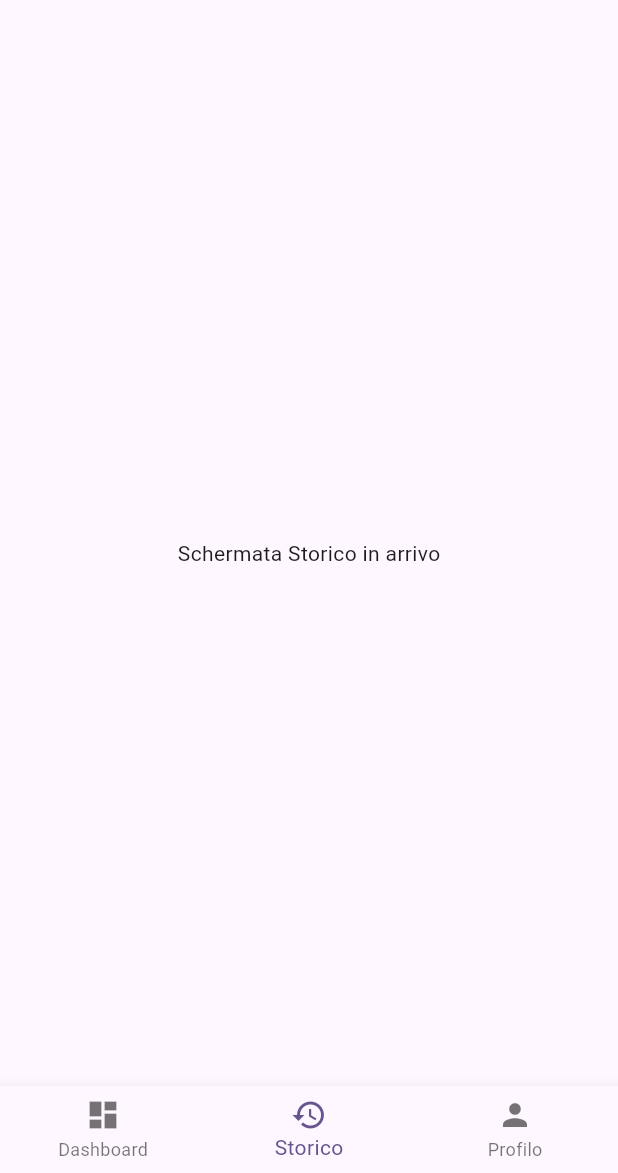
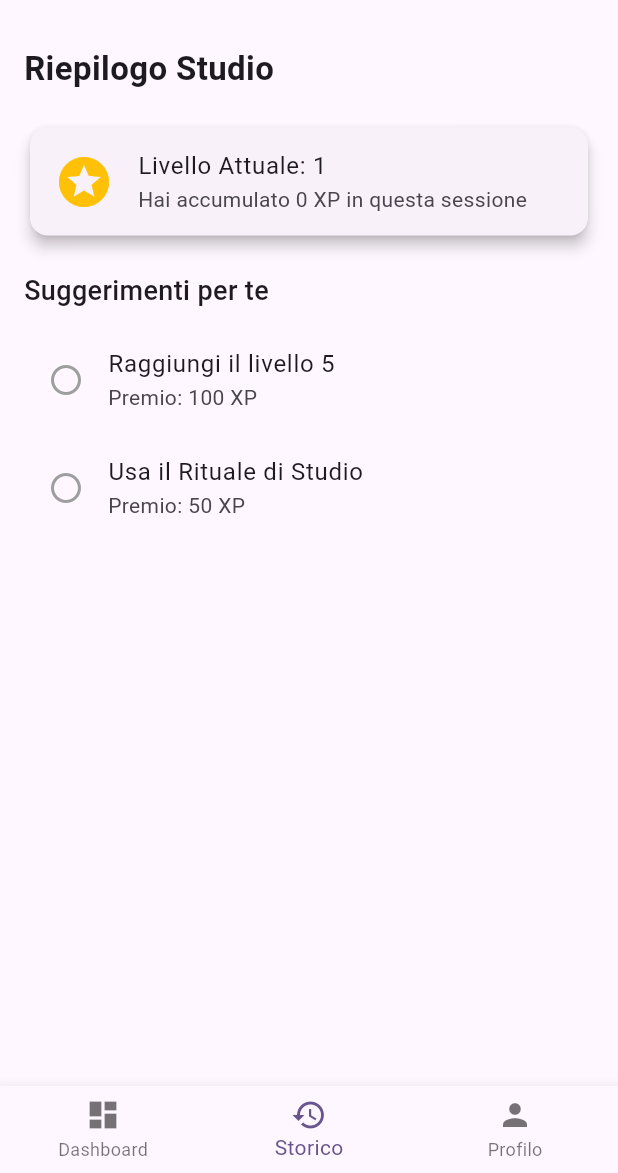
Before and after one commit to saveriobutright/focus_quest, a Flutter app: the screen it shows after launch, item 2 of the bottom bar chosen, on a phone screen of 412 x 824 dp, the part 63-1236 px from its top. Run offline on Flutter 3.47's test engine with Material 3 defaults, Android fonts, the phone set to English and light mode, and no system bars; our stand-ins replace flutter_riverpod, geolocator, sensors_plus, sqflite; accounts and stored records are empty.

Commit message:
Feature: implementazione achievement e premi relativi

```diff
--- a/lib/screens/history_page.dart
+++ b/lib/screens/history_page.dart
@@ -1,11 +1,77 @@
 import 'package:flutter/material.dart';
+import 'package:flutter_riverpod/flutter_riverpod.dart';
+import '../providers/user_provider.dart';
 
-class HistoryPage extends StatelessWidget{
+class HistoryPage extends ConsumerWidget{
 
   const HistoryPage({super.key});
 
   @override
-  Widget build(BuildContext context) {
-    return const Center(child: Text("Schermata Storico in arrivo"));
+  Widget build(BuildContext context, WidgetRef ref) {
+    final userAsync = ref.watch(userProvider);
+
+    return Scaffold(
+      body: userAsync.when(
+        data: (user) => ListView(
+          padding: const EdgeInsets.all(16),
+          children: [
+            const Text(
+              "Riepilogo Studio",
+              style: TextStyle(fontSize: 22, fontWeight: FontWeight.bold),
+            ),
+            const SizedBox(height: 20),
+
+            //progress card
+            Card(
+              elevation: 4,
+              child: ListTile(
+                leading: const Icon(Icons.stars, color: Colors.amber, size: 40),
+                title: Text("Livello Attuale: ${user.level}"),
+                subtitle: Text("Hai accumulato ${user.currentXp} XP in questa sessione"),
+              ),
+            ),
+
+            const SizedBox(height: 20),
+            const Text(
+              "Suggerimenti per te",
+              style: TextStyle(fontSize: 18, fontWeight: FontWeight.w500),
+            ),
+            const SizedBox(height: 10),
+
+            //achievements
+            ListTile(
+              leading: Icon(
+                user.goalLevel5Reached ? Icons.check_circle : Icons.radio_button_unchecked,
+                color: user.goalLevel5Reached ? Colors.green : Colors.grey,
+              ),
+              title: const Text("Raggiungi il livello 5"),
+              subtitle: const Text("Premio: 100 XP"),
+              //button appears only if level 5 is unredeemed
+              trailing: (user.level >= 5 && !user.goalLevel5Reached)
+                ? ElevatedButton(
+                    onPressed: () => ref.read(userProvider.notifier).completeGoal('level5'),
+                    child: const Text("Riscuoti"),
+                  )
+                : null,
+            ),
+
+
+            ListTile(
+              leading: Icon(
+                user.goalRitualUsed ? Icons.check_circle : Icons.radio_button_unchecked,
+                color: user.goalRitualUsed ? Colors.green : Colors.grey,
+              ),
+              title: const Text("Usa il Rituale di Studio"),
+              subtitle: const Text("Premio: 50 XP"),
+              trailing:  (user.goalRitualUsed == false)
+                ? null
+                : null,
+            ),
+          ],
+        ),
+        loading: () => const Center(child: CircularProgressIndicator()),
+        error: (err, stack) => Center(child: Text('Errore: $err')),
+      ),
+    );
   }
 }
```
Also changed, not shown: lib/models/user_model.dart (+21 -0 lines), lib/providers/user_provider.dart (+22 -0 lines), lib/services/database_helper.dart (+18 -1 lines).
